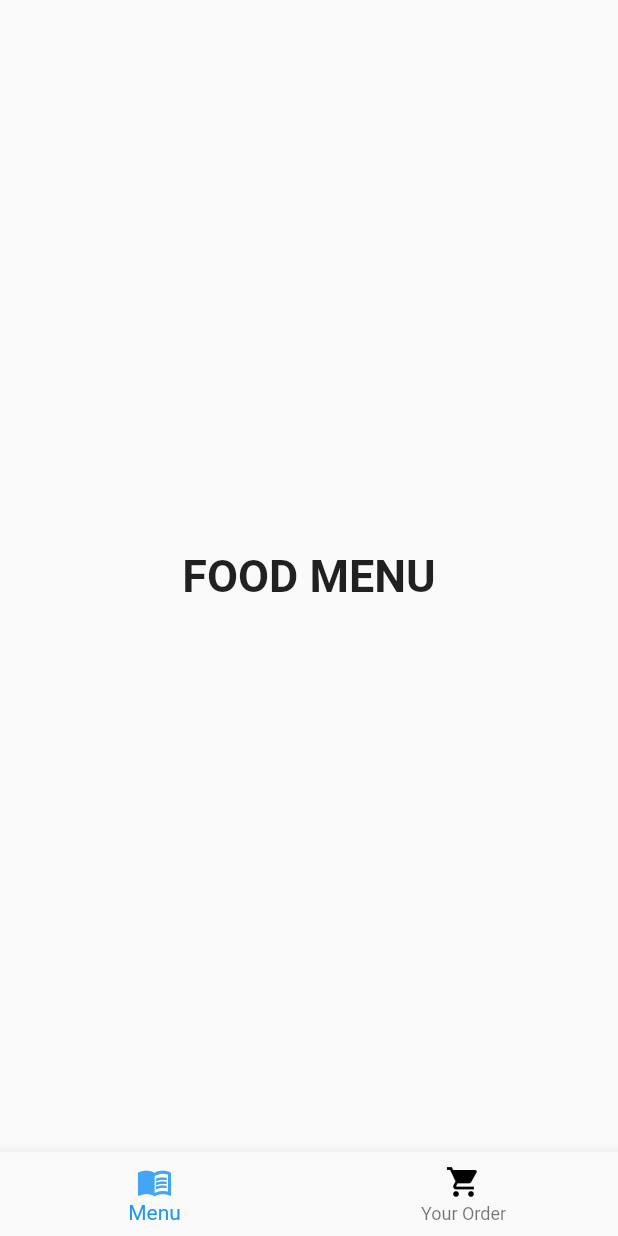
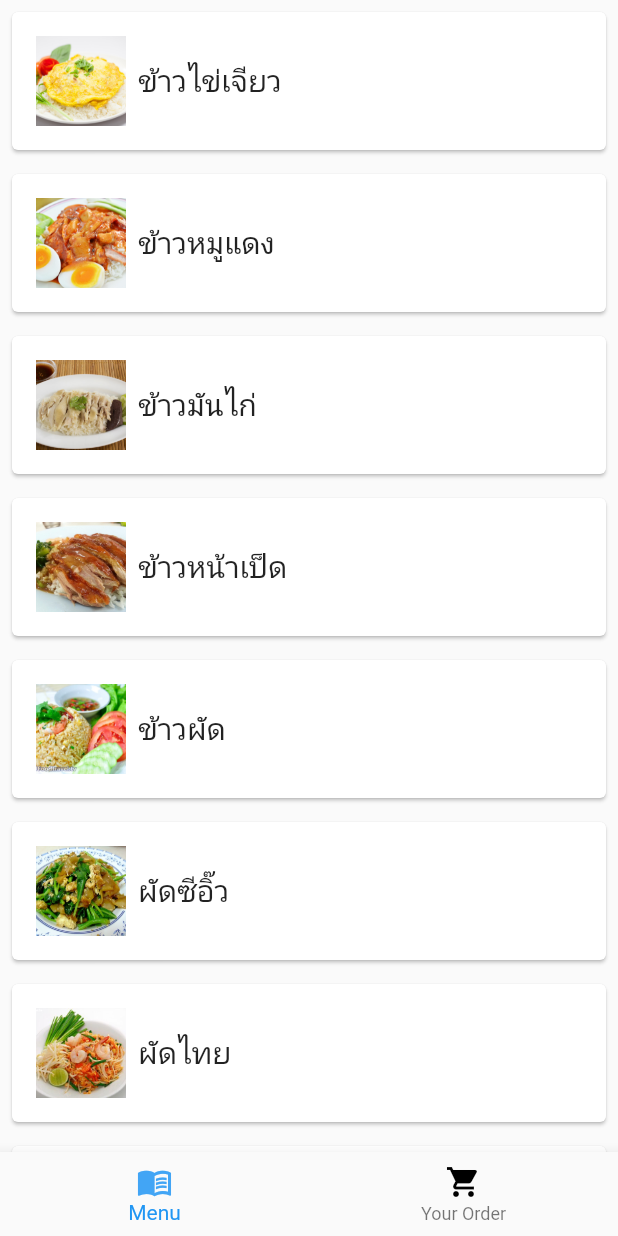
Before and after one commit to ImRlyBlind/flutter_food2, a Flutter app: the FoodPage screen opened by its route, on a phone screen of 412 x 824 dp. Run offline on Flutter 3.47's test engine with Material 2 defaults, Android fonts, the phone set to English and light mode, and no system bars.

Commit message:
add food detail page

```diff
--- a/lib/main.dart
+++ b/lib/main.dart
@@ -4,6 +4,7 @@ import 'package:flutter_food2/login/login_page.dart';
 import 'package:flutter_food2/main_pages/food_page.dart';
 import 'package:flutter_food2/main_pages/order_page.dart';
 import 'package:flutter_food2/main_pages/profile_page.dart';
+import 'package:flutter_food2/models/food_detail.dart';
 
 void main() {
   runApp(MyApp());
@@ -33,6 +34,7 @@ class MyApp extends StatelessWidget {
         FoodPage.routeName: (context) => const FoodPage(),
         ProfilePage.routeName: (context) => const ProfilePage(),
         OrderPage.routeName: (context) => const OrderPage(),
+        FoodDetailPage.routeName: (context) => const FoodDetailPage(),
       },
       initialRoute: LoginPage.routeName,
     );
--- a/lib/main_pages/food_lists_page.dart
+++ b/lib/main_pages/food_lists_page.dart
@@ -1,4 +1,6 @@
 import 'package:flutter/material.dart';
+import 'package:flutter_food2/models/food_detail.dart';
+import 'package:flutter_food2/models/food_items.dart';
 
 class FoodListsPage extends StatefulWidget {
   const FoodListsPage({Key? key}) : super(key: key);
@@ -8,15 +10,103 @@ class FoodListsPage extends StatefulWidget {
 }
 
 class _FoodListsPageState extends State<FoodListsPage> {
+  final items = [
+    FoodItem(
+      id: 1,
+      name: "ข้าวไข่เจียว",
+      price: 25,
+      image: 'kao_kai_jeaw.jpg',
+    ),
+    FoodItem(
+      id: 2,
+      name: "ข้าวหมูแดง",
+      price: 30,
+      image: 'kao_moo_dang.jpg',
+    ),
+    FoodItem(
+      id: 3,
+      name: "ข้าวมันไก่",
+      price: 30,
+      image: 'kao_mun_kai.jpg',
+    ),
+    FoodItem(
+      id: 4,
+      name: "ข้าวหน้าเป็ด",
+      price: 40,
+      image: 'kao_na_ped.jpg',
+    ),
+    FoodItem(
+      id: 5,
+      name: "ข้าวผัด",
+      price: 35,
+      image: 'kao_pad.jpg',
+    ),
+    FoodItem(
+      id: 6,
+      name: "ผัดซีอิ๊ว",
+      price: 35,
+      image: 'pad_sie_eew.jpg',
+    ),
+    FoodItem(
+      id: 7,
+      name: "ผัดไทย",
+      price: 40,
+      image: 'pad_thai.jpg',
+    ),
+    FoodItem(
+      id: 8,
+      name: "ราดหน้า",
+      price: 35,
+      image: 'rad_na.jpg',
+    ),
+    FoodItem(
+      id: 9,
+      name: "ส้มตำไก่ย่าง",
+      price: 70,
+      image: 'som_tum_kai_yang.jpg',
+    ),
+  ];
+
   @override
   Widget build(BuildContext context) {
-    return Scaffold(
-      body: Center(
-        child: Text(
-          'FOOD MENU',
-          style: Theme.of(context).textTheme.headline6,
-        ),
-      ),
+    return Container(
+      child: ListView.builder(
+          itemCount: items.length,
+          itemBuilder: (BuildContext context, int index) {
+            var item = items[index];
+
+            return Card(
+              margin: const EdgeInsets.all(8.0),
+              child: InkWell(
+                onTap: () {
+                  print(item);
+                  Navigator.pushNamed(
+                    context,
+                    FoodDetailPage.routeName,
+                    arguments: item,
+                  );
+                },
+                child: Padding(
+                  padding: const EdgeInsets.all(16.0),
+                  child: Row(
+                    children: [
+                      Image.asset(
+                        'assets/images/${item.image}',
+                        width: 60,
+                        height: 60,
+                        fit: BoxFit.cover,
+                      ),
+                      SizedBox(width: 8),
+                      Text(
+                        item.name,
+                        style: TextStyle(fontSize: 20),
+                      ),
+                    ],
+                  ),
+                ),
+              ),
+            );
+          }),
     );
   }
 }
--- /dev/null
+++ b/lib/models/food_items.dart
@@ -0,0 +1,18 @@
+class FoodItem {
+  final int id;
+  final String name;
+  final int price;
+  final String image;
+
+  FoodItem({
+    required this.id,
+    required this.name,
+    required this.price,
+    required this.image
+  });
+
+  @override
+  String toString() {
+    return '$id $name ราคา $price บาท';
+  }
+}
```
Also changed, not shown: lib/models/food_detail.dart (added, +51 -0 lines), assets/images/food.png (added), assets/images/kao_kai_jeaw.jpg (added), assets/images/kao_moo_dang.jpg (added), assets/images/kao_mun_kai.jpg (added), assets/images/kao_na_ped.jpg (added), assets/images/kao_pad.jpg (added), assets/images/no_image.png (added), assets/images/pad_sie_eew.jpg (added), assets/images/pad_thai.jpg (added), assets/images/rad_na.jpg (added), assets/images/som_tum_kai_yang.jpg (added).
